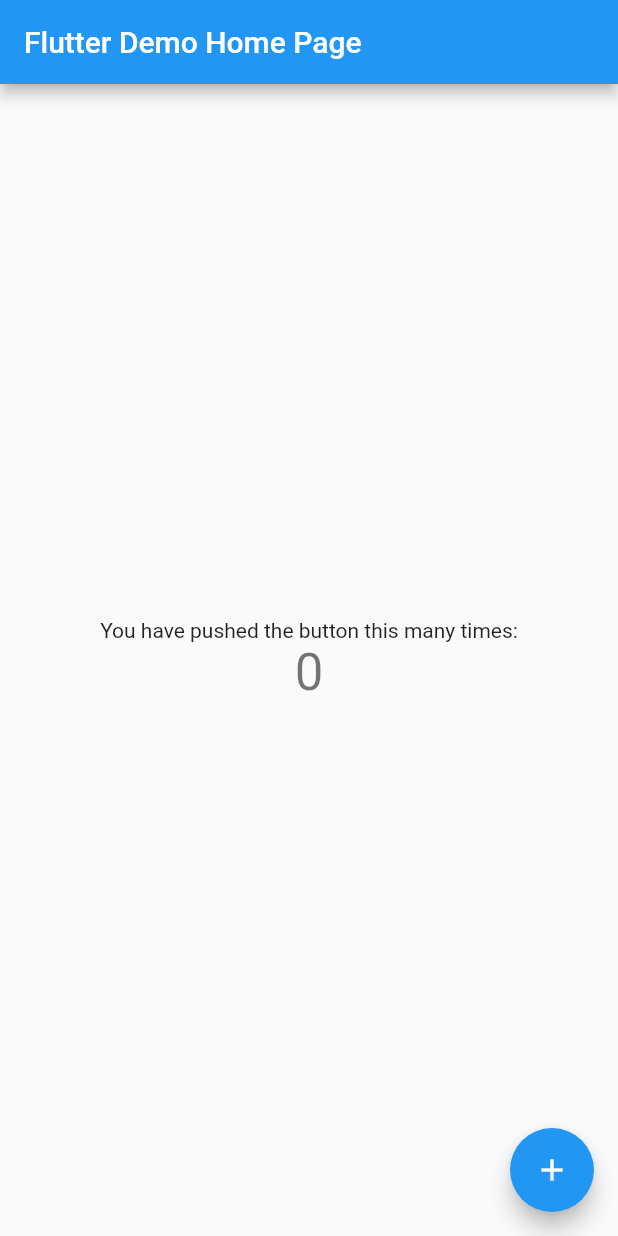
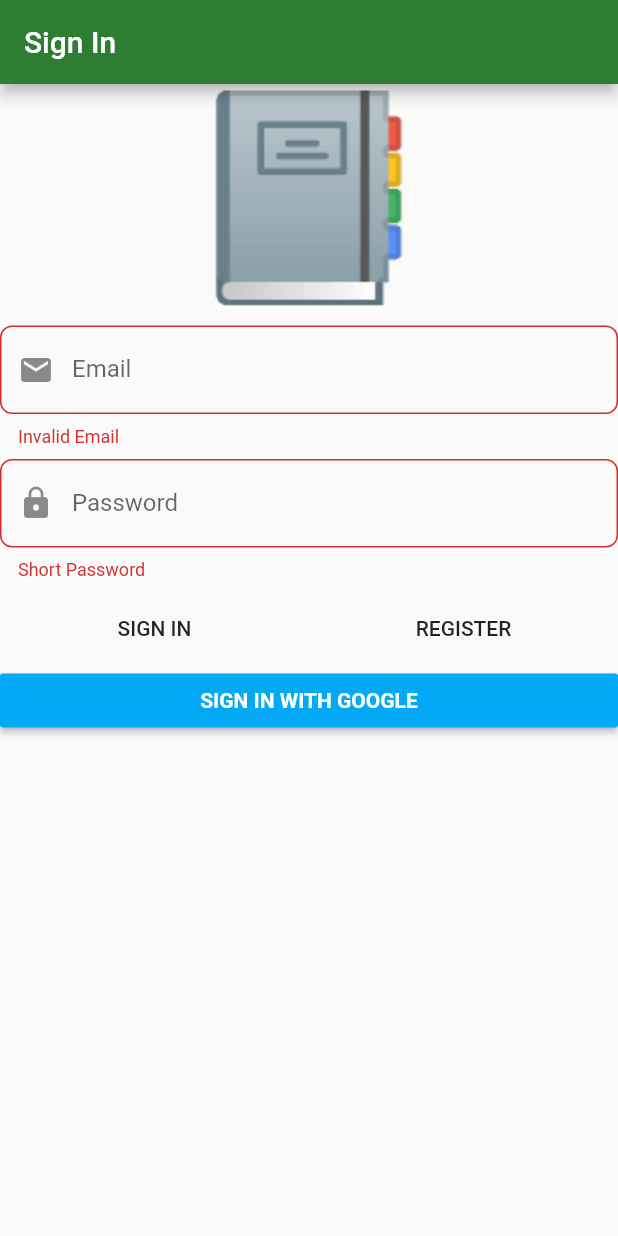
Before and after one commit to numbernain/chingu-blogapp, a Flutter app: the screen it shows after launch, on a phone screen of 412 x 824 dp. Run offline on Flutter 3.47's test engine with Material 2 defaults, Android fonts, the phone set to English and light mode, and no system bars; our stand-ins replace bloc, dartz, firebase_auth, flushbar, flutter_bloc, freezed_annotation and 3 more; accounts and stored records are empty; generated files the repository leaves out were written again.

Commit message:
sign in form ui

```diff
--- a/lib/main.dart
+++ b/lib/main.dart
@@ -1,69 +1,10 @@
 import 'package:chingu_blogapp/injection.dart';
 import 'package:flutter/material.dart';
 import 'package:injectable/injectable.dart';
+
+import 'presentation/core/app_widget.dart';
 
 void main() {
   configureInjection(Environment.prod);
   runApp(MyApp());
 }
-
-class MyApp extends StatelessWidget {
-  @override
-  Widget build(BuildContext context) {
-    return MaterialApp(
-      title: 'Flutter Demo',
-      theme: ThemeData(
-        primarySwatch: Colors.blue,
-        visualDensity: VisualDensity.adaptivePlatformDensity,
-      ),
-      home: MyHomePage(title: 'Flutter Demo Home Page'),
-    );
-  }
-}
-
-class MyHomePage extends StatefulWidget {
-  MyHomePage({Key key, this.title}) : super(key: key);
-
-  final String title;
-
-  @override
-  _MyHomePageState createState() => _MyHomePageState();
-}
-
-class _MyHomePageState extends State<MyHomePage> {
-  int _counter = 0;
-
-  void _incrementCounter() {
-    setState(() {
-      _counter++;
-    });
-  }
-
-  @override
-  Widget build(BuildContext context) {
-    return Scaffold(
-      appBar: AppBar(
-        title: Text(widget.title),
-      ),
-      body: Center(
-        child: Column(
-          mainAxisAlignment: MainAxisAlignment.center,
-          children: <Widget>[
-            Text(
-              'You have pushed the button this many times:',
-            ),
-            Text(
-              '$_counter',
-              style: Theme.of(context).textTheme.headline4,
-            ),
-          ],
-        ),
-      ),
-      floatingActionButton: FloatingActionButton(
-        onPressed: _incrementCounter,
-        tooltip: 'Increment',
-        child: Icon(Icons.add),
-      ),
-    );
-  }
-}
--- /dev/null
+++ b/lib/presentation/core/app_widget.dart
@@ -0,0 +1,22 @@
+import 'package:chingu_blogapp/presentation/sign_in/sign_in_screen.dart';
+import 'package:flutter/material.dart';
+
+class MyApp extends StatelessWidget {
+  @override
+  Widget build(BuildContext context) {
+    return MaterialApp(
+      debugShowCheckedModeBanner: false,
+      title: 'Notes',
+      home: SignInScreen(),
+      theme: ThemeData.light().copyWith(
+        primaryColor: Colors.green[800],
+        accentColor: Colors.blueAccent,
+        inputDecorationTheme: InputDecorationTheme(
+          border: OutlineInputBorder(
+            borderRadius: BorderRadius.circular(8),
+          ),
+        ),
+      ),
+    );
+  }
+}
--- /dev/null
+++ b/lib/presentation/sign_in/sign_in_screen.dart
@@ -0,0 +1,21 @@
+import 'package:chingu_blogapp/application/auth/sign_in_form/bloc/sign_in_form_bloc.dart';
+import 'package:chingu_blogapp/presentation/widgets/sign_in_form.dart';
+import 'package:flutter/material.dart';
+import 'package:flutter_bloc/flutter_bloc.dart';
+
+import '../../injection.dart';
+
+class SignInScreen extends StatelessWidget {
+  @override
+  Widget build(BuildContext context) {
+    return Scaffold(
+      appBar: AppBar(
+        title: const Text('Sign In'),
+      ),
+      body: BlocProvider(
+        create: (context) => getIt<SignInFormBloc>(),
+        child: SignInForm(),
+      ),
+    );
+  }
+}
--- /dev/null
+++ b/lib/presentation/widgets/sign_in_form.dart
@@ -0,0 +1,128 @@
+import 'package:chingu_blogapp/application/auth/sign_in_form/bloc/sign_in_form_bloc.dart';
+import 'package:flushbar/flushbar_helper.dart';
+import 'package:flutter/material.dart';
+import 'package:flutter_bloc/flutter_bloc.dart';
+
+class SignInForm extends StatelessWidget {
+  @override
+  Widget build(BuildContext context) {
+    return BlocConsumer<SignInFormBloc, SignInFormState>(
+      listener: (context, state) {
+        state.authFailureOrSuccessOption.fold(
+            () {},
+            (either) => either.fold(
+                  (failure) {
+                    FlushbarHelper.createError(
+                      message: failure.map(
+                          cancelledByUser: (_) => 'Cancelled',
+                          serverError: (_) => 'Server Error',
+                          emailAlreadyUsed: (_) => 'Email already in use',
+                          invalidEmailAndPassword: (_) =>
+                              'Invalid email and password'),
+                    ).show(context);
+                  },
+                  (_) => {
+                    //Navigate to login screen
+                  },
+                ));
+      },
+      builder: (context, state) {
+        return Form(
+          autovalidateMode: AutovalidateMode.always,
+          child: ListView(
+            children: [
+              const Text(
+                '📔',
+                textAlign: TextAlign.center,
+                style: TextStyle(
+                  fontSize: 130,
+                ),
+              ),
+              const SizedBox(height: 8),
+              TextFormField(
+                decoration: const InputDecoration(
+                  prefixIcon: Icon(Icons.email),
+                  labelText: 'Email',
+                ),
+                autocorrect: false,
+                onChanged: (value) => context
+                    .bloc<SignInFormBloc>()
+                    .add(SignInFormEvent.emailChanged(value)),
+                validator: (_) => context
+                    .bloc<SignInFormBloc>()
+                    .state
+                    .emailAddress
+                    .value
+                    .fold(
+                      (l) => l.maybeMap(
+                        invalidEmail: (_) => 'Invalid Email',
+                        orElse: () => null,
+                      ),
+                      (r) => null,
+                    ),
+              ),
+              const SizedBox(height: 8),
+              TextFormField(
+                decoration: const InputDecoration(
+                  prefixIcon: Icon(Icons.lock),
+                  labelText: 'Password',
+                ),
+                autocorrect: false,
+                obscureText: true,
+                onChanged: (value) => context
+                    .bloc<SignInFormBloc>()
+                    .add(SignInFormEvent.passwordChanged(value)),
+                validator: (_) =>
+                    context.bloc<SignInFormBloc>().state.password.value.fold(
+                          (l) => l.maybeMap(
+                            shortPassword: (_) => 'Short Password',
+                            orElse: () => null,
+                          ),
+                          (r) => null,
+                        ),
+              ),
+              const SizedBox(height: 8),
+              Row(
+                children: [
+                  Expanded(
+                    child: FlatButton(
+                      onPressed: () {
+                        context.bloc<SignInFormBloc>().add(
+                            const SignInFormEvent.signinWithEmailAndPassword());
+                      },
+                      child: const Text('SIGN IN'),
+                    ),
+                  ),
+                  Expanded(
+                    child: FlatButton(
+                      onPressed: () {
+                        context.bloc<SignInFormBloc>().add(const SignInFormEvent
+                            .registerWithEmailAndPassword());
+                      },
+                      child: const Text('REGISTER'),
+                    ),
+                  ),
+                ],
+              ),
+              RaisedButton(
+                onPressed: () {
+                  context
+                      .bloc<SignInFormBloc>()
+                      .add(const SignInFormEvent.signinWithGoogle());
+                },
+                color: Colors.lightBlue,
+                child: const Text(
+                  'SIGN IN WITH GOOGLE',
+                  style: TextStyle(
+                    color: Colors.white,
+                    fontWeight: FontWeight.bold,
+                  ),
+                ),
+              ),
+            ],
+          ),
+        );
+      },
+    );
+  }
+}
```
Also changed, not shown: pubspec.lock, 2 other files.
